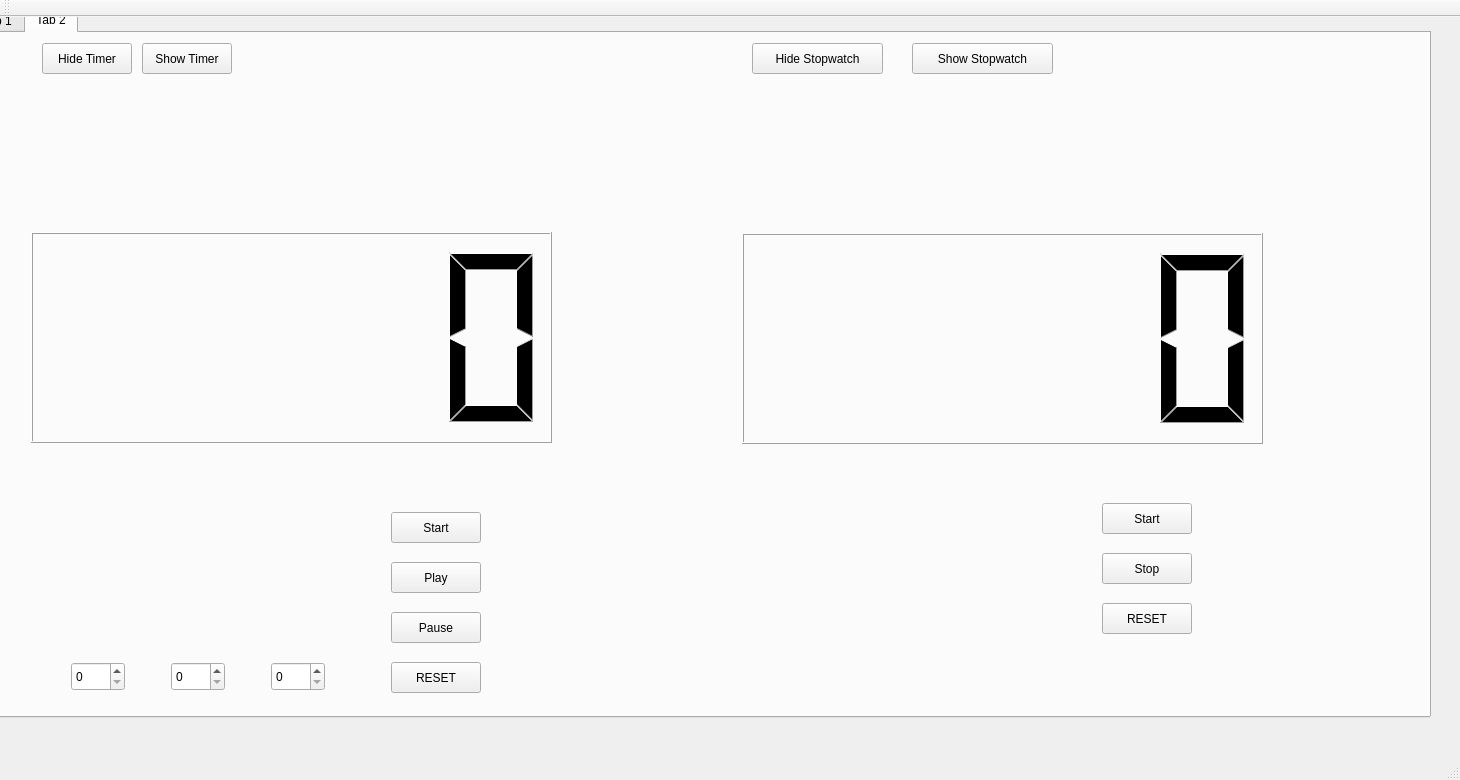
The window that WorkingClock/mainwindow.ui (jdrahoz/Clock) describes before a commit, drawn with Qt 5.
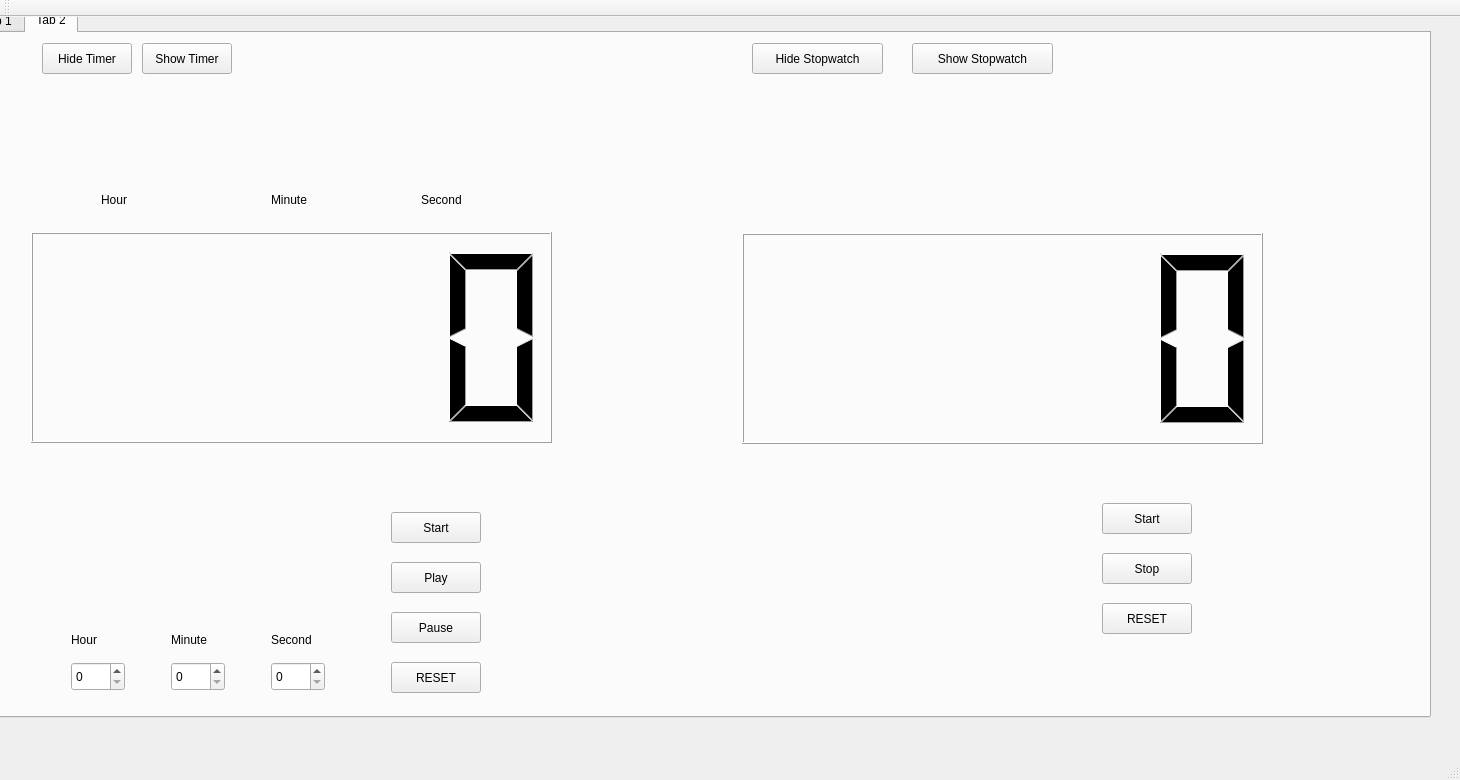
The same window after the commit.

Commit message: Adjust UI display settings

```diff
--- a/WorkingClock/mainwindow.ui
+++ b/WorkingClock/mainwindow.ui
@@ -1001,6 +1001,84 @@
         </size>
        </property>
       </widget>
+      <widget class="QLabel" name="label">
+       <property name="geometry">
+        <rect>
+         <x>400</x>
+         <y>110</y>
+         <width>61</width>
+         <height>16</height>
+        </rect>
+       </property>
+       <property name="text">
+        <string>Second</string>
+       </property>
+      </widget>
+      <widget class="QLabel" name="label_2">
+       <property name="geometry">
+        <rect>
+         <x>250</x>
+         <y>110</y>
+         <width>61</width>
+         <height>15</height>
+        </rect>
+       </property>
+       <property name="text">
+        <string>Minute</string>
+       </property>
+      </widget>
+      <widget class="QLabel" name="label_3">
+       <property name="geometry">
+        <rect>
+         <x>80</x>
+         <y>110</y>
+         <width>61</width>
+         <height>15</height>
+        </rect>
+       </property>
+       <property name="text">
+        <string>Hour</string>
+       </property>
+      </widget>
+      <widget class="QLabel" name="label_4">
+       <property name="geometry">
+        <rect>
+         <x>250</x>
+         <y>550</y>
+         <width>61</width>
+         <height>15</height>
+        </rect>
+       </property>
+       <property name="text">
+        <string>Second</string>
+       </property>
+      </widget>
+      <widget class="QLabel" name="label_5">
+       <property name="geometry">
+        <rect>
+         <x>150</x>
+         <y>550</y>
+         <width>61</width>
+         <height>15</height>
+        </rect>
+       </property>
+       <property name="text">
+        <string>Minute</string>
+       </property>
+      </widget>
+      <widget class="QLabel" name="label_6">
+       <property name="geometry">
+        <rect>
+         <x>50</x>
+         <y>550</y>
+         <width>61</width>
+         <height>15</height>
+        </rect>
+       </property>
+       <property name="text">
+        <string>Hour</string>
+       </property>
+      </widget>
      </widget>
      <widget class="QWidget" name="widgetStopwatch" native="true">
       <property name="geometry">
```
The commit also changes 2 other files.
